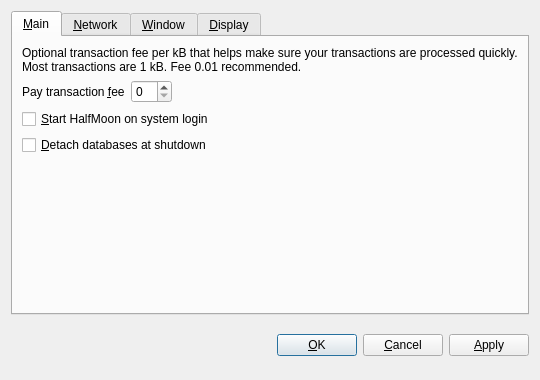
Qt form src/qt/forms/optionsdialog.ui (CryptoCoderz/HalfMoon) before a commit.
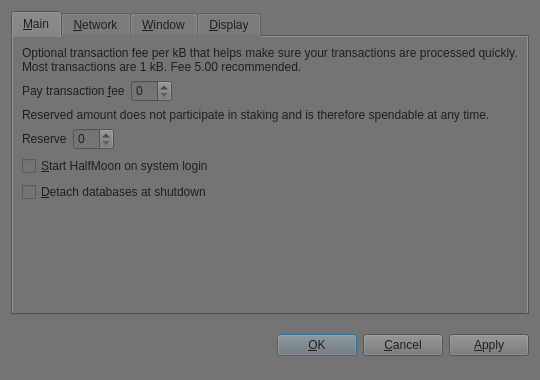
The same form after that commit. Custom widgets are drawn as their Qt base class.

What changed in the file:
```diff
--- a/src/qt/forms/optionsdialog.ui
+++ b/src/qt/forms/optionsdialog.ui
@@ -13,6 +13,10 @@
   <property name="windowTitle">
    <string>Options</string>
   </property>
+  <property name="styleSheet">
+   <string notr="true">background-color: rgb(116, 116, 116);
+color: rgb(31, 31, 31);</string>
+  </property>
   <property name="modal">
    <bool>true</bool>
   </property>
@@ -33,7 +37,7 @@
        <item>
         <widget class="QLabel" name="transactionFeeInfoLabel">
          <property name="text">
-          <string>Optional transaction fee per kB that helps make sure your transactions are processed quickly. Most transactions are 1 kB. Fee 0.01 recommended.</string>
+          <string>Optional transaction fee per kB that helps make sure your transactions are processed quickly. Most transactions are 1 kB. Fee 5.00 recommended.</string>
          </property>
          <property name="textFormat">
           <enum>Qt::PlainText</enum>
@@ -62,7 +66,53 @@
           <widget class="BitcoinAmountField" name="transactionFee"/>
          </item>
          <item>
-          <spacer name="horizontalSpacer_Main">
+          <spacer name="horizontalSpacerFee">
+           <property name="orientation">
+            <enum>Qt::Horizontal</enum>
+           </property>
+           <property name="sizeHint" stdset="0">
+            <size>
+             <width>40</width>
+             <height>20</height>
+            </size>
+           </property>
+          </spacer>
+         </item>
+        </layout>
+       </item>
+       <item>
+        <widget class="QLabel" name="reserveBalanceInfoLabel">
+         <property name="text">
+          <string>Reserved amount does not participate in staking and is therefore spendable at any time.</string>
+         </property>
+         <property name="textFormat">
+          <enum>Qt::PlainText</enum>
+         </property>
+         <property name="wordWrap">
+          <bool>true</bool>
+         </property>
+        </widget>
+       </item>
+       <item>
+        <layout class="QHBoxLayout" name="horizontalLayoutReserveBalance">
+         <item>
+          <widget class="QLabel" name="reserveBalanceLabel">
+           <property name="text">
+            <string>Reserve</string>
+           </property>
+           <property name="textFormat">
+            <enum>Qt::PlainText</enum>
+           </property>
+           <property name="buddy">
+            <cstring>reserveBalance</cstring>
+           </property>
+          </widget>
+         </item>
+         <item>
+          <widget class="BitcoinAmountField" name="reserveBalance"/>
+         </item>
+         <item>
+          <spacer name="horizontalSpacerReserveBalance">
            <property name="orientation">
             <enum>Qt::Horizontal</enum>
            </property>
@@ -453,17 +503,18 @@
    <class>BitcoinAmountField</class>
    <extends>QSpinBox</extends>
    <header>bitcoinamountfield.h</header>
-  </customwidget>
-  <customwidget>
-   <class>QValueComboBox</class>
-   <extends>QComboBox</extends>
-   <header>qvaluecombobox.h</header>
+   <container>1</container>
   </customwidget>
   <customwidget>
    <class>QValidatedLineEdit</class>
    <extends>QLineEdit</extends>
    <header>qvalidatedlineedit.h</header>
   </customwidget>
+  <customwidget>
+   <class>QValueComboBox</class>
+   <extends>QComboBox</extends>
+   <header>qvaluecombobox.h</header>
+  </customwidget>
  </customwidgets>
  <resources/>
  <connections/>
```
Left out of the diff: 2 changed lines with no effect on the pictures.
